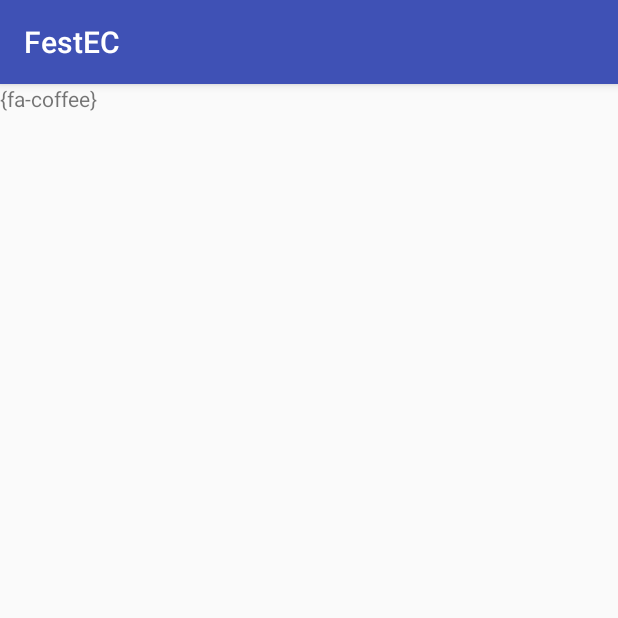
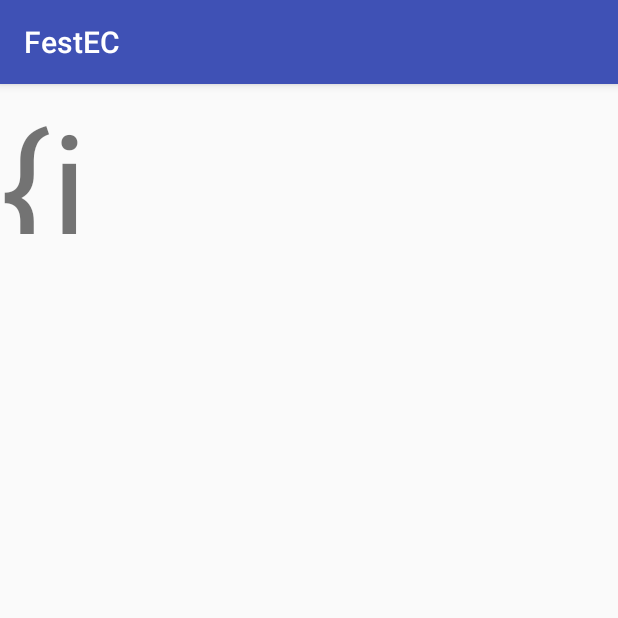
Before and after one commit to JayZhaoCN/FestEC, an Android app: the screen it shows after launch (MainActivity), on a phone screen of 412 x 824 dp, the top half of it. Run offline under Robolectric (Android 15) with nearby library versions, the phone set to English and light mode, and no system bars; libraries missing offline, so code that uses them is left out: com.joanzapata.iconify; plain views replace IconTextView; 1 statement that could not run was skipped.

Commit message:
fix |> 修复了字体图标不展示的问题

```diff
--- a/example/src/main/res/layout/activity_main.xml
+++ b/example/src/main/res/layout/activity_main.xml
@@ -7,9 +7,10 @@
     tools:context="com.zhaojiabao.festec.MainActivity">
 
     <com.joanzapata.iconify.widget.IconTextView
-        android:text="{fa-coffee}"
-        android:layout_width="wrap_content"
-        android:layout_height="wrap_content"
+        android:textSize="100sp"
+        android:text="{icon-sunny}"
+        android:layout_width="100dp"
+        android:layout_height="100dp"
         tools:ignore="HardcodedText"/>
 
 </android.support.constraint.ConstraintLayout>
--- a/latte-ec/src/main/java/com/zhaojiabao/latte/ec/icon/EcIcons.java
+++ b/latte-ec/src/main/java/com/zhaojiabao/latte/ec/icon/EcIcons.java
@@ -9,7 +9,7 @@ import com.joanzapata.iconify.Icon;
 public enum EcIcons implements Icon {
     icon_sunny('\ue6b1');
 
-    private char character;
+    char character;
 
     EcIcons(char character) {
         this.character = character;
```
